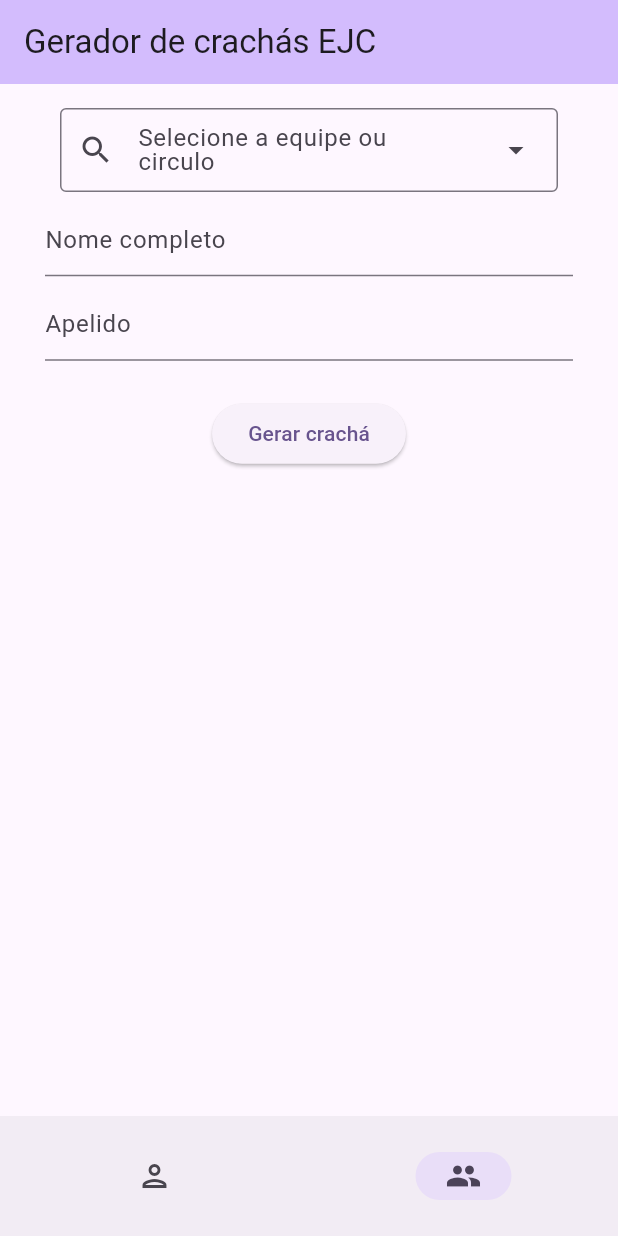
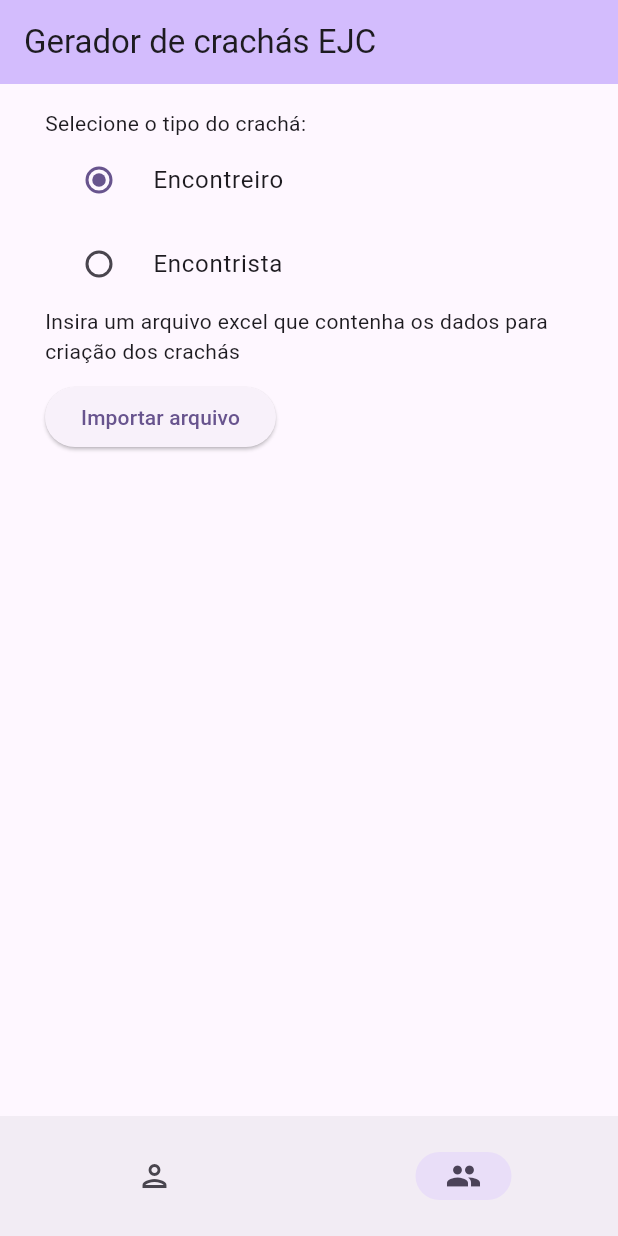
Before and after one commit to ViiniGarcia/card_generator, a Flutter app: the screen it shows after launch, item 2 of the bottom bar chosen, on a phone screen of 412 x 824 dp. Run offline on Flutter 3.47's test engine with Material 3 defaults, Android fonts, the phone set to English and light mode, and no system bars; our stand-ins replace file_picker, pdf, printing; missing offline and left inert: excel.

Commit message:
Screen to upload xls

```diff
--- a/lib/Classes/badge.dart
+++ b/lib/Classes/badge.dart
@@ -5,3 +5,5 @@ class BadgeEJC{
 
   BadgeEJC({required this.name, required this.nickname, required this.squad});
 }
+
+enum TypeBadge {Encontrista, Encontreiro}
--- a/lib/Views/home.dart
+++ b/lib/Views/home.dart
@@ -1,3 +1,4 @@
+import 'package:card_generator/Views/many_badges.dart';
 import 'package:card_generator/Views/one_badge.dart';
 import 'package:flutter/material.dart';
 
@@ -22,7 +23,7 @@ class _HomeBadgesGeneratorState extends State<HomeBadgesGenerator> {
       ),
       body: [
         const OneBadge(),
-        const OneBadge()
+        const ManyBadges()
       ][currentPageIndex],
       bottomNavigationBar: NavigationBar(
         onDestinationSelected: (int index){
--- a/lib/Views/many_badges.dart
+++ b/lib/Views/many_badges.dart
@@ -1,15 +1,56 @@
+import 'package:card_generator/Classes/badge.dart';
+import 'package:card_generator/Utils/functions.dart';
 import 'package:flutter/material.dart';
 
-class ManyCards extends StatefulWidget {
-  const ManyCards({super.key});
+class ManyBadges extends StatefulWidget {
+  const ManyBadges({super.key});
 
   @override
-  State<ManyCards> createState() => _ManyCardsState();
+  State<ManyBadges> createState() => _ManyBadgesState();
 }
 
-class _ManyCardsState extends State<ManyCards> {
+class _ManyBadgesState extends State<ManyBadges> {
+
+  TypeBadge? _typeBadge = TypeBadge.Encontreiro;
+
   @override
   Widget build(BuildContext context) {
-    return const Placeholder();
+    return Padding(
+      padding: const EdgeInsets.symmetric(vertical: 16, horizontal: 30),
+      child: Column(
+        crossAxisAlignment: CrossAxisAlignment.start,
+        children: [
+          const Text('Selecione o tipo do crachá:'),
+          RadioListTile<TypeBadge>(
+            title: const Text('Encontreiro'),
+            value: TypeBadge.Encontreiro,
+            groupValue: _typeBadge,
+            onChanged: (TypeBadge? value) {
+              setState(() {
+                _typeBadge = value;
+              });
+            },
+          ),
+          RadioListTile<TypeBadge>(
+            title: const Text('Encontrista'),
+            value: TypeBadge.Encontrista,
+            groupValue: _typeBadge,
+            onChanged: (TypeBadge? value) {
+              setState(() {
+                _typeBadge = value;
+              });
+            },
+          ),
+          const Text('Insira um arquivo excel que contenha os dados para criação dos crachás'),
+          const SizedBox(height: 10),
+          ElevatedButton(
+            onPressed: (){
+              pickerExcelFile();
+            },
+            child: const Text('Importar arquivo'),
+          ),
+        ],
+      ),
+    );
   }
 }
```
